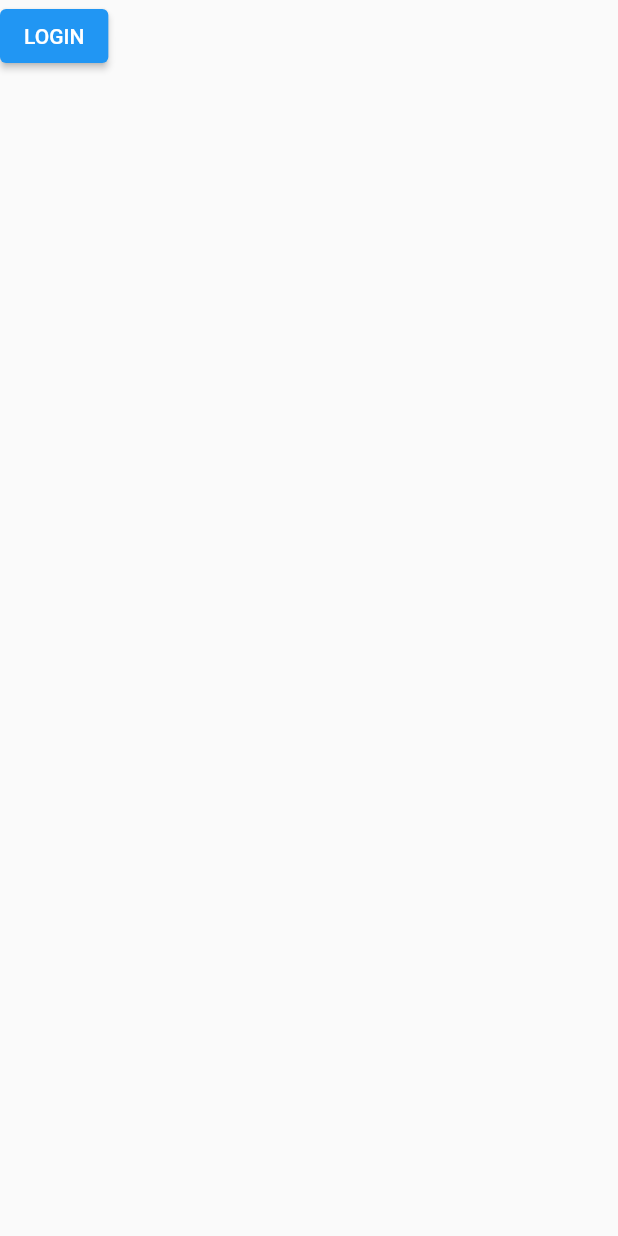
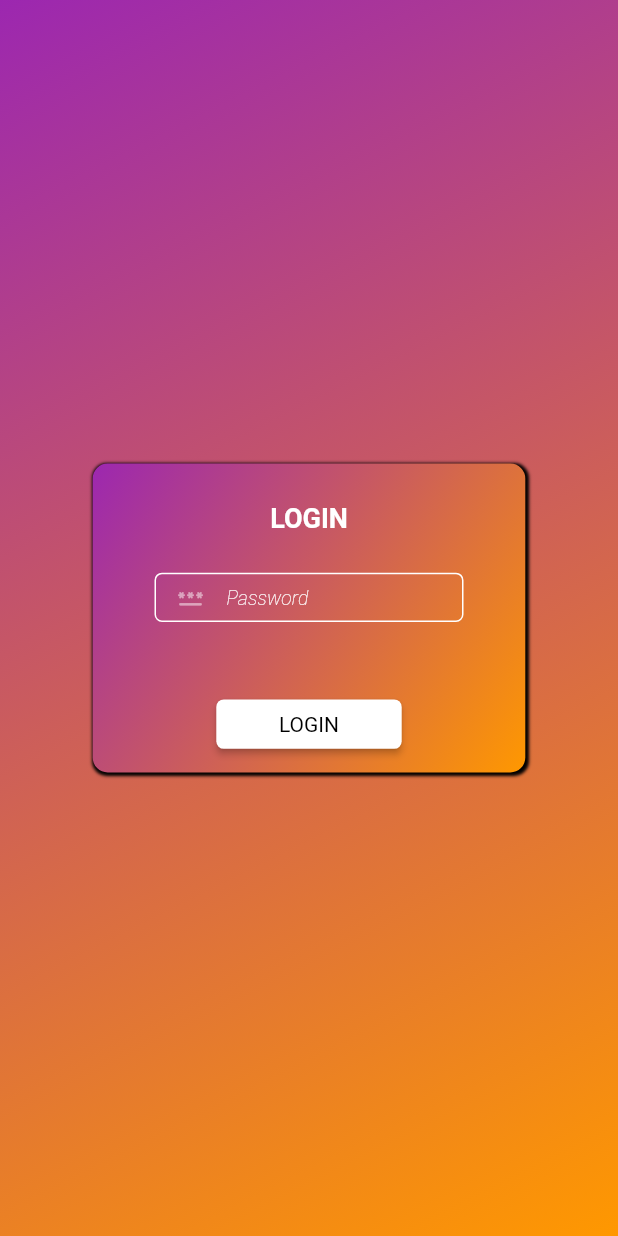
Before and after one commit to Trihz/mysecretary, a Flutter app: the PasswordPage screen opened directly, after a tap on "LOGIN", on a phone screen of 412 x 824 dp. Run offline on Flutter 3.47's test engine with Material 2 defaults, Android fonts, the phone set to English and light mode, and no system bars; our stand-ins replace animated_text_kit, flutter_switch, fluttertoast, hive, hive_flutter, image_picker and 3 more; missing offline and left inert: dart:ffi; accounts and stored records are empty.

Commit message:
Password UI page

```diff
--- a/lib/main.dart
+++ b/lib/main.dart
@@ -1,6 +1,7 @@
 import 'package:flutter/material.dart';
 import 'package:mysecretary/SplashScreen/splashscreen.dart';
 import 'package:hive_flutter/hive_flutter.dart';
+import 'package:mysecretary/password/password_ui.dart';
 
 void main() async {
   await Hive.initFlutter();
--- a/lib/password/password_ui.dart
+++ b/lib/password/password_ui.dart
@@ -1,4 +1,6 @@
 import 'package:flutter/material.dart';
+import 'package:mysecretary/homescreen/homescreen_ui.dart';
+import 'package:shared_preferences/shared_preferences.dart';
 
 class PasswordPage extends StatefulWidget {
   const PasswordPage({super.key});
@@ -8,12 +10,148 @@ class PasswordPage extends StatefulWidget {
 }
 
 class _PasswordPageState extends State<PasswordPage> {
+  String enteredPassword = "";
+
+  String storedPassword = "";
+
   @override
   Widget build(BuildContext context) {
     return Scaffold(
-      body: Column(
-        children: [ElevatedButton(onPressed: () {}, child: Text("LOGIN"))],
+      body: Container(
+        height: MediaQuery.of(context).size.height * 1,
+        width: MediaQuery.of(context).size.width * 1,
+        decoration: const BoxDecoration(
+            gradient: LinearGradient(
+                begin: Alignment.topLeft,
+                end: Alignment.bottomRight,
+                colors: [Colors.purple, Colors.orange])),
+        child: Center(
+          child: Container(
+            height: MediaQuery.of(context).size.height * 0.25,
+            width: MediaQuery.of(context).size.width * 0.7,
+            decoration: const BoxDecoration(
+                gradient: LinearGradient(
+                    colors: [Colors.purple, Colors.orange],
+                    begin: Alignment.topLeft,
+                    end: Alignment.bottomRight),
+                boxShadow: [
+                  BoxShadow(
+                      color: Colors.black,
+                      offset: Offset(1, 1),
+                      blurRadius: 1,
+                      spreadRadius: 1)
+                ],
+                borderRadius: BorderRadius.all(Radius.circular(10))),
+            child: Column(
+              mainAxisAlignment: MainAxisAlignment.spaceEvenly,
+              children: [
+                Container(
+                  height: MediaQuery.of(context).size.height * 0.05,
+                  width: MediaQuery.of(context).size.width * 0.5,
+                  decoration: const BoxDecoration(color: Colors.transparent),
+                  child: const Center(
+                      child: Text(
+                    "LOGIN",
+                    style: TextStyle(
+                        color: Colors.white,
+                        fontSize: 18,
+                        fontWeight: FontWeight.w600),
+                  )),
+                ),
+                Container(
+                  height: MediaQuery.of(context).size.height * 0.04,
+                  width: MediaQuery.of(context).size.width * 0.5,
+                  decoration: const BoxDecoration(color: Colors.transparent),
+                  child: TextField(
+                    obscureText: true,
+                    keyboardType: TextInputType.number,
+                    onChanged: (value) {
+                      setState(() {
+                        enteredPassword = value;
+                      });
+                    },
+                    decoration: const InputDecoration(
+                      isDense: true,
+                      contentPadding: EdgeInsets.fromLTRB(10, 10, 10, 0),
+                      prefixIcon: Opacity(
+                        opacity: 0.5,
+                        child: Icon(
+                          Icons.password_rounded,
+                          color: Colors.white,
+                        ),
+                      ),
+                      enabledBorder: OutlineInputBorder(
+                        borderRadius: BorderRadius.all(Radius.circular(5)),
+                        borderSide: BorderSide(
+                          color: Colors.white,
+                        ),
+                      ),
+                      focusedBorder: OutlineInputBorder(
+                        borderRadius: BorderRadius.all(Radius.circular(5)),
+                        borderSide: BorderSide(
+                          color: Colors.white,
+                        ),
+                      ),
+                      hintText: "Password",
+                      hintStyle: TextStyle(
+                          color: Colors.white,
+                          fontStyle: FontStyle.italic,
+                          fontSize: 13,
+                          fontWeight: FontWeight.w100),
+                    ),
+                  ),
+                ),
+                const SizedBox(height: 20.0),
+                Container(
+                  height: MediaQuery.of(context).size.height * 0.04,
+                  width: MediaQuery.of(context).size.width * 0.3,
+                  decoration: const BoxDecoration(color: Colors.transparent),
+                  child: ElevatedButton(
+                    onPressed: () {
+                      authenticatePassword();
+                    },
+                    style: ElevatedButton.styleFrom(
+                        backgroundColor: Colors.white,
+                        foregroundColor: Colors.black,
+                        shape: const RoundedRectangleBorder(
+                            borderRadius:
+                                BorderRadius.all(Radius.circular(5)))),
+                    child: const Text(
+                      'LOGIN',
+                      style: TextStyle(
+                          color: Colors.black,
+                          fontSize: 14,
+                          fontWeight: FontWeight.w400),
+                    ),
+                  ),
+                ),
+              ],
+            ),
+          ),
+        ),
       ),
     );
   }
+
+  void authenticatePassword() async {
+    SharedPreferences sharedPreferences = await SharedPreferences.getInstance();
+    storedPassword = sharedPreferences.getString("Userpassword")!;
+    print(storedPassword);
+    print(enteredPassword);
+    if (enteredPassword == storedPassword) {
+      print("Correct password");
+      // ignore: use_build_context_synchronously
+      Navigator.push(
+          context, MaterialPageRoute(builder: (context) => const HomeScreen()));
+    } else {
+      print("Incorrect password");
+
+      // ignore: use_build_context_synchronously
+      ScaffoldMessenger.of(context).showSnackBar(const SnackBar(
+        content: Center(child: Text("Incorrect Password",style: TextStyle(color: Colors.red,fontSize: 18,fontWeight: FontWeight.w800),)),
+        backgroundColor: Colors.white54,
+        duration: Duration(milliseconds: 500),
+      ));
+    }
+  }
 }
```
